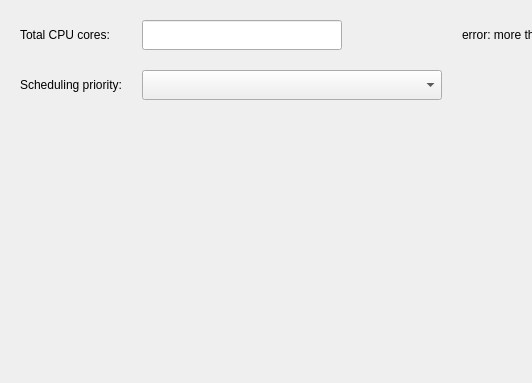
openeuler-mirror/ks-scmc-gui, file src/pages/container/base-configuration/cpu-conf-tab.ui: the form before one commit; both pictures show x 0 to 532 and y 0 to 383 of the 864 by 383 pixel window.
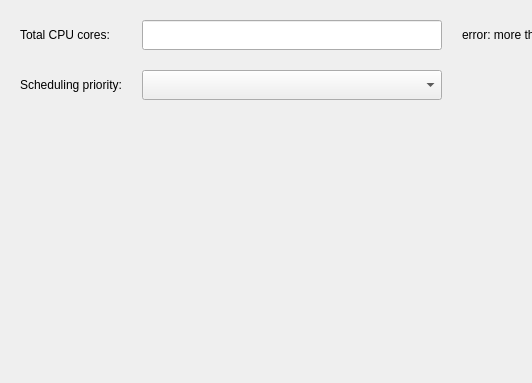
The form after the commit.

Commit message: fix（pages）：modify code changes - 当用户没有输入时，设置默认cpu核心数为系统核心数，设置最小cpu核心数必须大于0

What changed in the file:
```diff
--- a/src/pages/container/base-configuration/cpu-conf-tab.ui
+++ b/src/pages/container/base-configuration/cpu-conf-tab.ui
@@ -87,13 +87,13 @@
       <widget class="QLineEdit" name="lineEdit_cpu_core">
        <property name="minimumSize">
         <size>
-         <width>200</width>
+         <width>300</width>
          <height>30</height>
         </size>
        </property>
        <property name="maximumSize">
         <size>
-         <width>200</width>
+         <width>300</width>
          <height>30</height>
         </size>
        </property>
```
